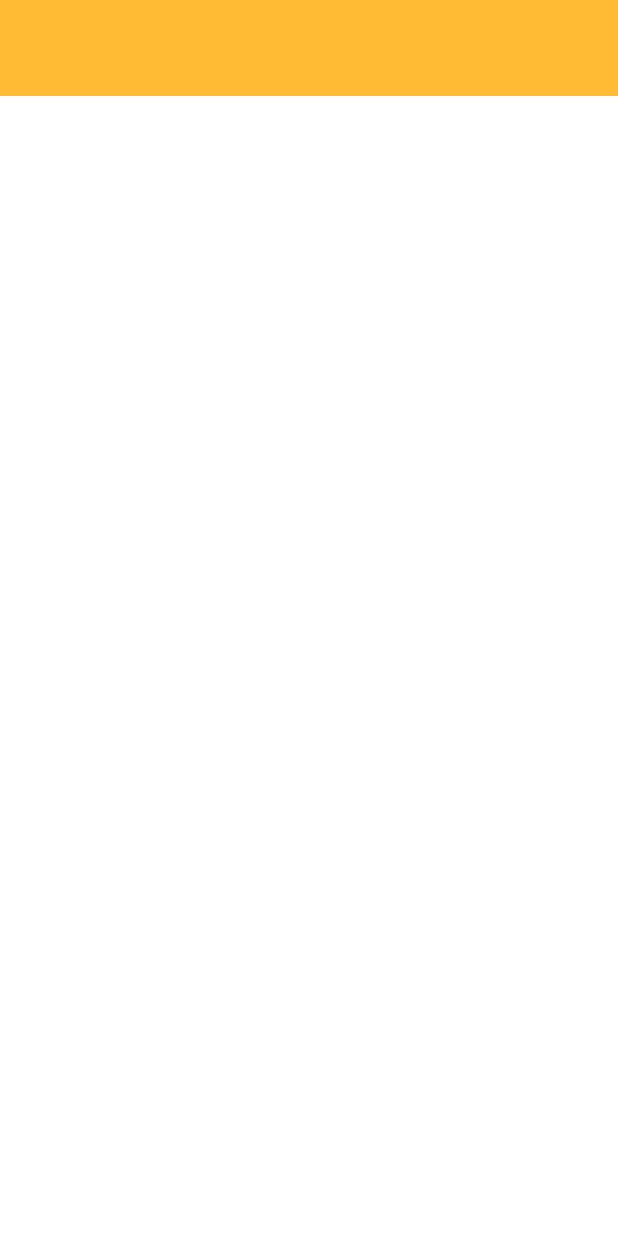
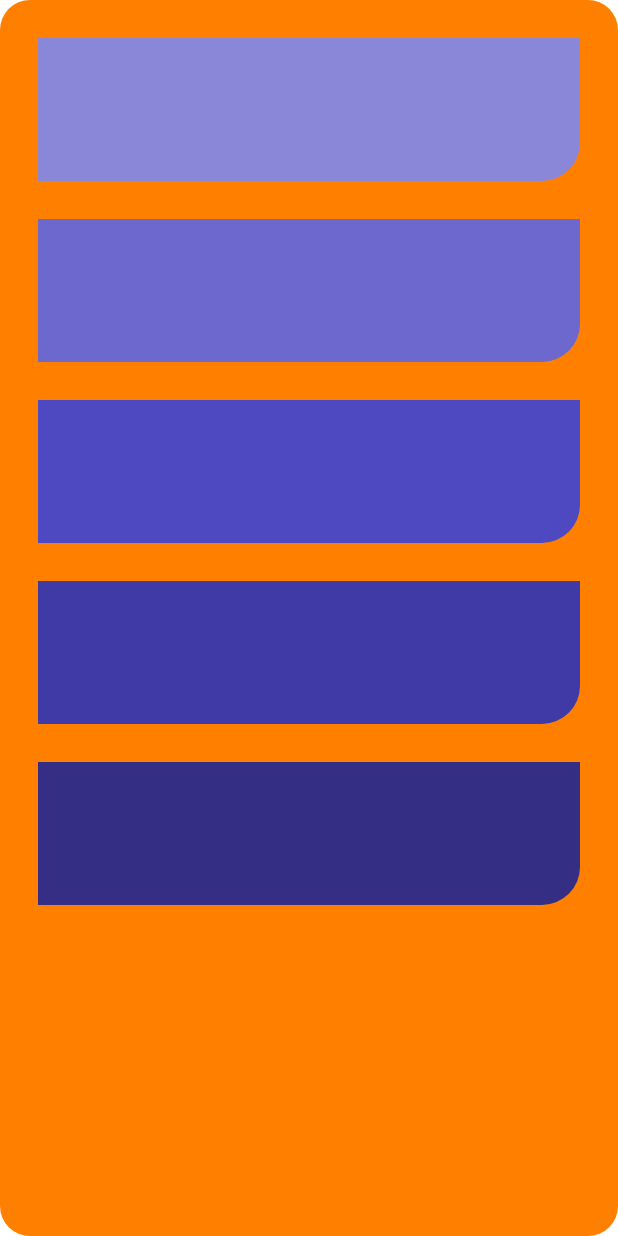
Before and after one commit to Purewhite2019/naivegator, an Android app: the layout fragment_filter.xml on its own in the app's theme, with its tools: preview values and no code run, on a phone screen of 412 x 824 dp. Run offline under Robolectric (Android 15) with nearby library versions, the phone set to English and light mode, and no system bars.

Commit message:
Basic UI design

```diff
--- a/app/src/main/java/com/sjtu/naivegator/MainActivity.kt
+++ b/app/src/main/java/com/sjtu/naivegator/MainActivity.kt
@@ -7,6 +7,8 @@ import androidx.fragment.app.FragmentManager
 import androidx.fragment.app.FragmentTransaction
 import com.sjtu.naivegator.filter.FilterFragment
 import android.location.LocationManager
+import androidx.fragment.app.Fragment
+import kotlinx.android.synthetic.main.activity_main.*
 
 
 
@@ -15,7 +17,6 @@ import android.location.LocationManager
 class MainActivity : AppCompatActivity() {
 
     var fragmentManager: FragmentManager? = null
-    var fragmentTransaction: FragmentTransaction? = null
 
     var filterFragment : FilterFragment ?=null
 
@@ -23,16 +24,18 @@ class MainActivity : AppCompatActivity() {
         super.onCreate(savedInstanceState)
         setContentView(R.layout.activity_main)
         fragmentManager= supportFragmentManager;
-        fragmentTransaction = fragmentManager!!.beginTransaction()
         filterFragment = FilterFragment()
-        invoke_filter()
+        test_filter_button.setOnClickListener{
+            if (filterFragment!=null&&filterFragment!!.isVisible){
+                supportFragmentManager.beginTransaction().remove(filterFragment!!).commit();
+            }else{
+                supportFragmentManager.beginTransaction().add(R.id.content, filterFragment!!).commit()
+            }
+
+
+        }
+
 
     }
 
-
-    private fun invoke_filter(){
-        fragmentTransaction!!.add(R.id.content, filterFragment!!)
-        fragmentTransaction!!.commit()
-    }
-
 }
--- a/app/src/main/java/com/sjtu/naivegator/filter/FilterFragment.kt
+++ b/app/src/main/java/com/sjtu/naivegator/filter/FilterFragment.kt
@@ -1,10 +1,10 @@
 package com.sjtu.naivegator.filter
 
 import android.Manifest
-import android.annotation.SuppressLint
+
 import android.content.Context
 import android.content.pm.PackageManager
-import android.location.Criteria
+
 import android.location.Location
 import android.location.LocationListener
 import android.location.LocationManager
@@ -17,10 +17,9 @@ import android.view.View
 import android.view.ViewGroup
 import android.widget.Toast
 import androidx.core.app.ActivityCompat
-import androidx.core.content.ContextCompat
+
 import com.sjtu.naivegator.R
-import androidx.core.content.ContextCompat.getSystemService
-import kotlinx.android.synthetic.main.fragment_filter.*
+
 
 
 
@@ -43,11 +42,13 @@ class FilterFragment : Fragment() {
     ): View? {
        Log.e("[Filter]","enter fragment")
         var rootView = inflater.inflate(R.layout.fragment_filter, container, false)
-
-        locationManager = requireActivity().applicationContext.getSystemService(Context.LOCATION_SERVICE) as LocationManager?;
+        rootView.alpha=0.75f
 
 
 
+
+
+        locationManager = requireActivity().applicationContext.getSystemService(Context.LOCATION_SERVICE) as LocationManager?;
        val filterPermissionsArrays = arrayOf(
            Manifest.permission.ACCESS_FINE_LOCATION,
            Manifest.permission.ACCESS_COARSE_LOCATION)
--- /dev/null
+++ b/app/src/main/res/drawable/item_choice1.xml
@@ -0,0 +1,7 @@
+<?xml version="1.0" encoding="utf-8"?>
+
+<shape xmlns:android="http://schemas.android.com/apk/res/android"
+    android:shape="rectangle">
+    <corners android:bottomRightRadius="25dp"/>
+    <solid android:color="@color/choice1"/>
+</shape>
--- /dev/null
+++ b/app/src/main/res/drawable/item_choice2.xml
@@ -0,0 +1,7 @@
+<?xml version="1.0" encoding="utf-8"?>
+
+<shape xmlns:android="http://schemas.android.com/apk/res/android"
+    android:shape="rectangle">
+    <corners android:bottomRightRadius="25dp"/>
+    <solid android:color="@color/choice2"/>
+</shape>
--- /dev/null
+++ b/app/src/main/res/drawable/item_choice3.xml
@@ -0,0 +1,7 @@
+<?xml version="1.0" encoding="utf-8"?>
+
+<shape xmlns:android="http://schemas.android.com/apk/res/android"
+    android:shape="rectangle">
+    <corners android:bottomRightRadius="25dp"/>
+    <solid android:color="@color/choice3"/>
+</shape>
--- /dev/null
+++ b/app/src/main/res/drawable/item_choice4.xml
@@ -0,0 +1,7 @@
+<?xml version="1.0" encoding="utf-8"?>
+
+<shape xmlns:android="http://schemas.android.com/apk/res/android"
+    android:shape="rectangle">
+    <corners android:bottomRightRadius="25dp"/>
+    <solid android:color="@color/choice4"/>
+</shape>
--- /dev/null
+++ b/app/src/main/res/drawable/item_choice5.xml
@@ -0,0 +1,7 @@
+<?xml version="1.0" encoding="utf-8"?>
+
+<shape xmlns:android="http://schemas.android.com/apk/res/android"
+    android:shape="rectangle">
+    <corners android:bottomRightRadius="25dp"/>
+    <solid android:color="@color/choice5"/>
+</shape>
--- /dev/null
+++ b/app/src/main/res/drawable/rounded_4corner.xml
@@ -0,0 +1,6 @@
+<?xml version="1.0" encoding="utf-8"?>
+<shape xmlns:android="http://schemas.android.com/apk/res/android"
+    android:shape="rectangle">
+    <corners android:radius="20dp" />
+    <solid android:color="@color/filter_back" />
+</shape>
--- a/app/src/main/res/layout/activity_main.xml
+++ b/app/src/main/res/layout/activity_main.xml
@@ -1,30 +1,26 @@
 <?xml version="1.0" encoding="utf-8"?>
-<LinearLayout xmlns:android="http://schemas.android.com/apk/res/android"
+<RelativeLayout xmlns:android="http://schemas.android.com/apk/res/android"
     xmlns:app="http://schemas.android.com/apk/res-auto"
     xmlns:tools="http://schemas.android.com/tools"
     android:layout_width="match_parent"
     android:layout_height="match_parent"
     tools:context=".MainActivity">
-
-    <TextView
-        android:id="@+id/text"
+    <Button
+        android:id="@+id/test_filter_button"
+        android:text="button"
         android:layout_width="wrap_content"
-        android:layout_height="wrap_content"
-        android:text="Hello World!"
-        app:layout_constraintBottom_toBottomOf="parent"
-        app:layout_constraintLeft_toLeftOf="parent"
-        app:layout_constraintRight_toRightOf="parent"
-        app:layout_constraintTop_toTopOf="parent" />
+        android:layout_height="wrap_content"/>
 
     <FrameLayout
         android:id="@+id/content"
         android:layout_width="match_parent"
         android:layout_height="match_parent"
         android:layout_gravity="center_vertical"
-        android:layout_marginRight="50dp"
-        android:layout_marginBottom="30dp"
-        android:layout_marginTop="40dp"
+        android:layout_marginTop="50dp"
+        android:layout_marginBottom="40dp"
+        android:layout_marginLeft="35dp"
+        android:layout_marginRight="35dp"
         >
     </FrameLayout>
 
-</LinearLayout>
+</RelativeLayout>
--- a/app/src/main/res/layout/fragment_filter.xml
+++ b/app/src/main/res/layout/fragment_filter.xml
@@ -1,25 +1,55 @@
 <?xml version="1.0" encoding="utf-8"?>
-<LinearLayout xmlns:android="http://schemas.android.com/apk/res/android"
+<RelativeLayout xmlns:android="http://schemas.android.com/apk/res/android"
     android:orientation="vertical"
     android:layout_width="match_parent"
     android:layout_height="match_parent"
     android:layout_centerVertical="true"
-    android:layout_centerHorizontal="true">
-    <ImageView
-        android:id="@+id/filter_image"
+    android:layout_centerHorizontal="true"
+    android:background="@drawable/rounded_4corner"
+    android:padding="25dp">
+
+    <FrameLayout
+        android:id="@+id/filter_item1"
         android:layout_width="match_parent"
-        android:layout_height="64dp"
-        android:scaleType="center"
-        android:background="#FFFFBB33"
-        android:contentDescription="@string/app_name" />
-    <TextView
-        android:id="@+id/yfqing_test_text"
-        android:layout_width="wrap_content"
-        android:layout_height="wrap_content"/>
+        android:layout_height="@dimen/filter_item_height"
+        android:background="@drawable/item_choice1"
 
-    <!--    <androidx.recyclerview.widget.RecyclerView-->
-    <!--        android:id="@+id/filter_list"-->
-    <!--        android:layout_width="wrap_content"-->
-    <!--        android:layout_height="wrap_content"/>-->
+        />
 
-</LinearLayout>
+    <FrameLayout
+        android:id="@+id/filter_item2"
+        android:layout_below="@id/filter_item1"
+        android:layout_marginTop="@dimen/filter_item_interval"
+        android:layout_width="match_parent"
+        android:layout_height="@dimen/filter_item_height"
+        android:background="@drawable/item_choice2"/>
+
+    <FrameLayout
+        android:id="@+id/filter_item3"
+        android:layout_below="@id/filter_item2"
+        android:layout_marginTop="@dimen/filter_item_interval"
+        android:layout_width="match_parent"
+        android:layout_height="@dimen/filter_item_height"
+        android:background="@drawable/item_choice3"/>
+
+    <FrameLayout
+        android:id="@+id/filter_item4"
+        android:layout_below="@id/filter_item3"
+        android:layout_marginTop="@dimen/filter_item_interval"
+        android:layout_width="match_parent"
+        android:layout_height="@dimen/filter_item_height"
+        android:background="@drawable/item_choice4"/>
+
+    <FrameLayout
+        android:id="@+id/filter_item5"
+        android:layout_below="@id/filter_item4"
+        android:layout_marginTop="@dimen/filter_item_interval"
+        android:layout_width="match_parent"
+        android:layout_height="@dimen/filter_item_height"
+        android:background="@drawable/item_choice5"/>
+
+
+
+
+
+</RelativeLayout>
--- a/app/src/main/res/values/colors.xml
+++ b/app/src/main/res/values/colors.xml
@@ -7,4 +7,10 @@
     <color name="teal_700">#FF018786</color>
     <color name="black">#FF000000</color>
     <color name="white">#FFFFFFFF</color>
+    <color name="filter_back">#FF8000</color>
+    <color name="choice1">#8b87d8</color>
+    <color name="choice2">#6d68cd</color>
+    <color name="choice3">#4f49c1</color>
+    <color name="choice4">#3f3aa5</color>
+    <color name="choice5">#342f85</color>
 </resources>
--- /dev/null
+++ b/app/src/main/res/values/dimens.xml
@@ -0,0 +1,6 @@
+<?xml version="1.0" encoding="utf-8"?>
+<resources>
+    <dimen name="filter_item_height">95dp</dimen>
+    <dimen name="filter_item_interval">25dp</dimen>
+
+</resources>
--- a/app/src/main/res/values/strings.xml
+++ b/app/src/main/res/values/strings.xml
@@ -2,4 +2,7 @@
     <string name="app_name">NaiveGator</string>
     <!-- TODO: Remove or change this placeholder text -->
     <string name="hello_blank_fragment">Hello blank fragment</string>
+
+    <string name="can1">第一餐饮大楼</string>
+
 </resources>
```
